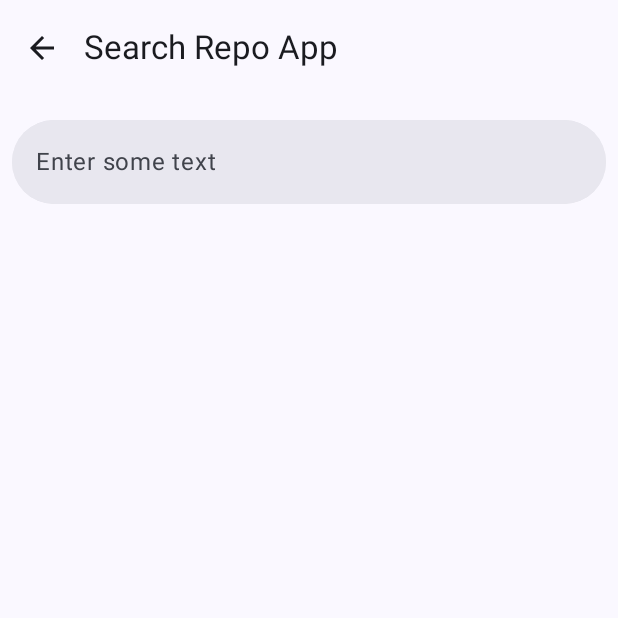
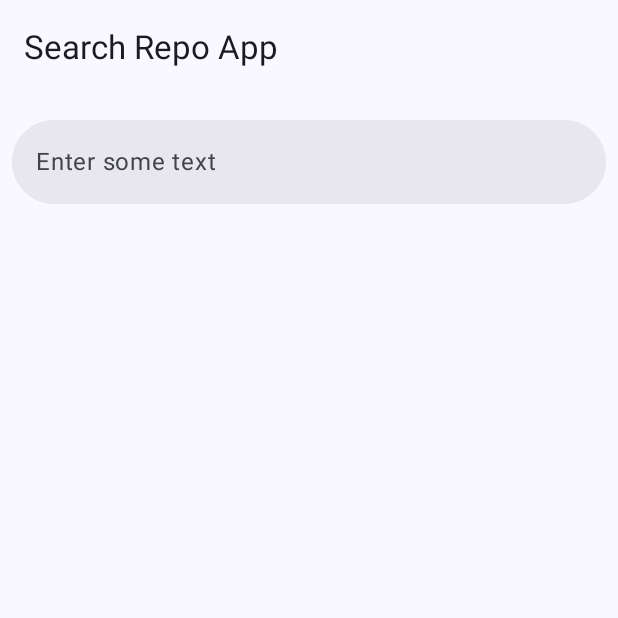
Before and after one commit to Rychne/search-repo-app, an Android app built with Jetpack Compose: the screen it shows after launch (MainActivity), on a phone screen of 412 x 824 dp, the top half of it. Run offline under Robolectric (Android 15) with nearby library versions, the phone set to English and light mode, and no system bars; our stand-ins replace Dagger/Hilt's generated code, paging.

Commit message:
Navigate back from details screen

```diff
--- a/app/src/main/java/com/rychne/searchrepo/ui/MainActivity.kt
+++ b/app/src/main/java/com/rychne/searchrepo/ui/MainActivity.kt
@@ -27,22 +27,23 @@ class MainActivity : ComponentActivity() {
         super.onCreate(savedInstanceState)
         setContent {
             SearchRepoAppTheme {
+                val viewModel: RepoViewModel = hiltViewModel()
+                val navController = rememberNavController()
+
                 Scaffold(
                     topBar = {
                         TopAppBar(
                             title = { Text("Search Repo App") },
                             navigationIcon = {
-                                IconButton(onClick = {}) {
-                                    Icon(Icons.Filled.ArrowBack, "backIcon")
+                                if (viewModel.clickedRepo.value != null ) {
+                                    IconButton(onClick = {viewModel.clickedRepo.value = null; navController.popBackStack()}) {
+                                        Icon(Icons.Filled.ArrowBack, "backIcon")
+                                    }
                                 }
                             },
                         )
                     }
                 ) { contentPadding ->
-                    val navController = rememberNavController()
-
-                    val viewModel: RepoViewModel = hiltViewModel()
-
 
                     Box(modifier = Modifier.padding(contentPadding)) {
                         NavHost(navController = navController, startDestination = "repolist") {
```
